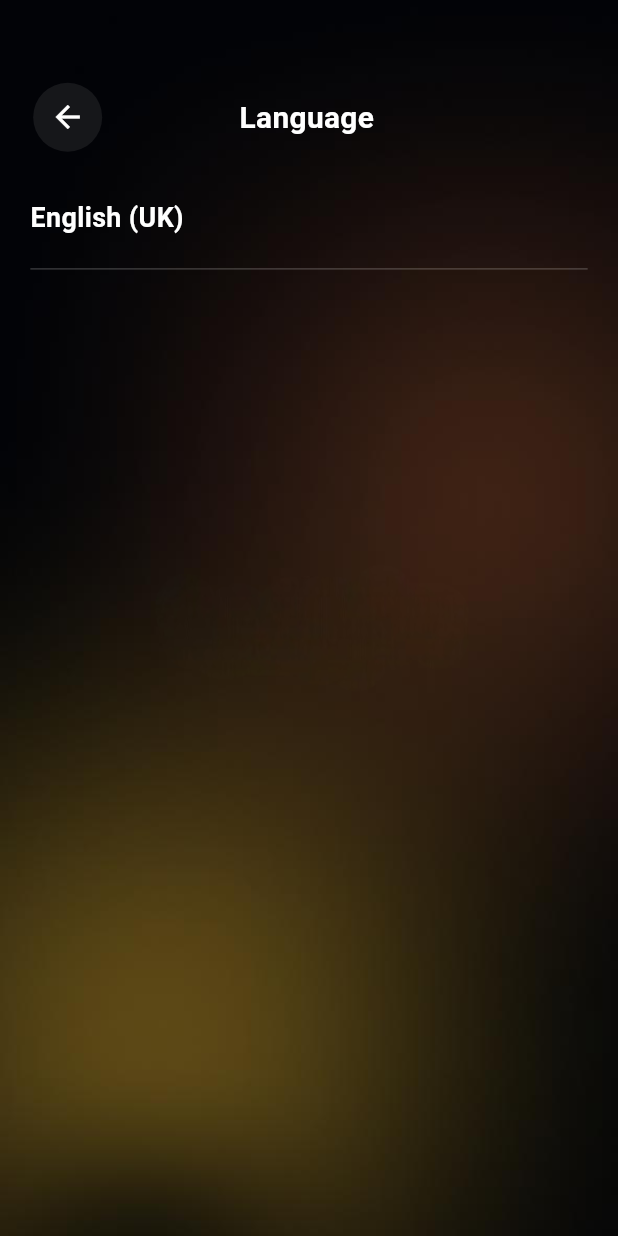
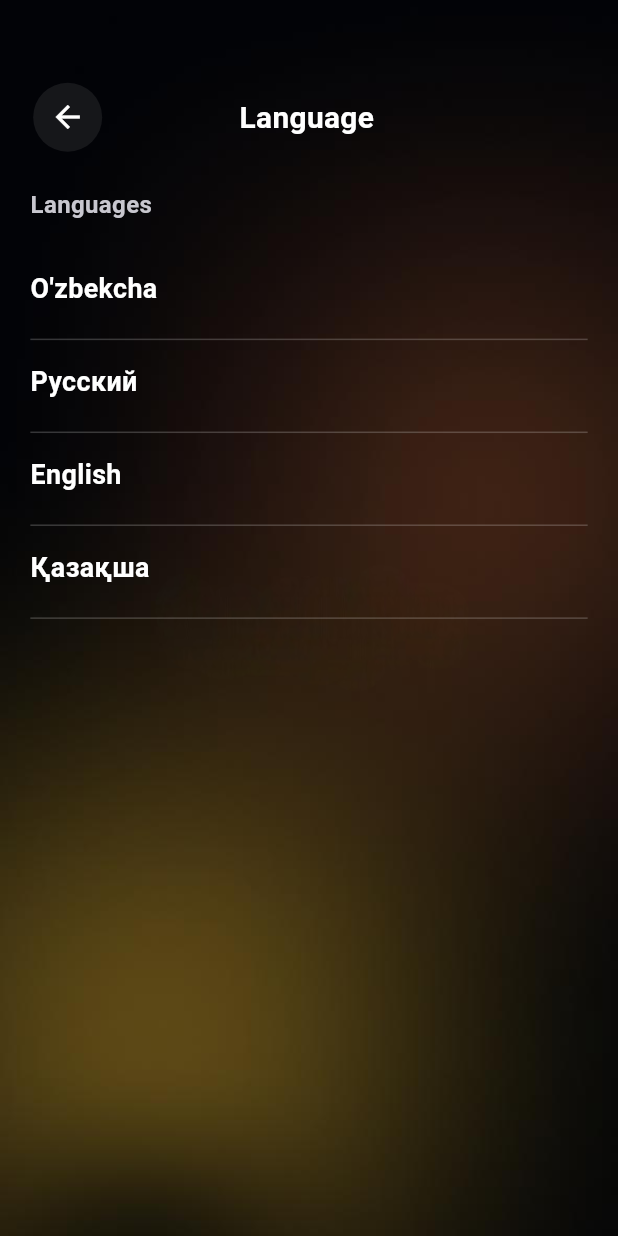
Before and after one commit to BilolShakur/Joy_bor, a Flutter app: the LanguageScreen screen opened directly, on a phone screen of 412 x 824 dp. Run offline on Flutter 3.47's test engine with Material 3 defaults, Android fonts, the phone set to English and light mode, and no system bars; our stand-ins replace dio, firebase_core, flutter_bloc, flutter_local_notifications, flutter_screenutil, google_maps_flutter and 2 more; accounts and stored records are empty.

Commit message:
language screen added just like ice cream

```diff
--- a/lib/features/profile/presentation/screen/language_screen.dart
+++ b/lib/features/profile/presentation/screen/language_screen.dart
@@ -1,5 +1,6 @@
 import 'package:flutter/material.dart';
 import 'package:flutter_screenutil/flutter_screenutil.dart';
+import 'package:joy_bor/core/constants/app_colors.dart';
 import 'package:joy_bor/core/constants/app_images.dart';
 import 'package:joy_bor/features/auth/presentation/widgets/arrow_back_leading.dart';
 import 'package:joy_bor/features/profile/presentation/widgets/language_row.dart';
@@ -21,11 +22,17 @@ class _LanguageScreenState extends State<LanguageScreen> {
           Padding(
             padding: EdgeInsets.all(22.h),
             child: Column(
+              crossAxisAlignment: CrossAxisAlignment.start,
               children: [
                 SizedBox(height: 38.h),
                 Row(
                   children: [
-                    ArrowBackLeading(),
+                    GestureDetector(
+                      onTap: () {
+                        Navigator.pop(context);
+                      },
+                      child: ArrowBackLeading(),
+                    ),
                     SizedBox(width: 90.w),
                     Text(
                       "Language",
@@ -38,7 +45,20 @@ class _LanguageScreenState extends State<LanguageScreen> {
                   ],
                 ),
                 SizedBox(height: 24),
-                LanguageRow(onChoice: () {}, title: "English (UK)"),
+                Text(
+                  "Languages",
+                  style: TextStyle(
+                    fontSize: 16,
+                    fontWeight: FontWeight.bold,
+                    color: AppColors.grey,
+                  ),
+                ),
+                SizedBox(height: 24),
+
+                LanguageRow(onChoice: () {}, title: "O'zbekcha"),
+                LanguageRow(onChoice: () {}, title: "Русский"),
+                LanguageRow(onChoice: () {}, title: "English"),
+                LanguageRow(onChoice: () {}, title: "Қазақша"),
               ],
             ),
           ),
```
